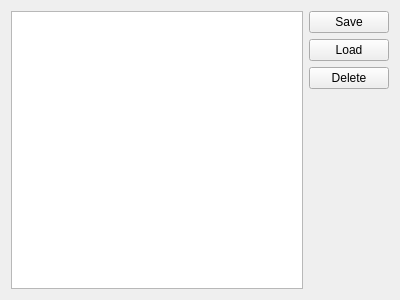
Before: the Qt Designer form src/session.ui in KDE/rekonq, drawn with Qt 5.
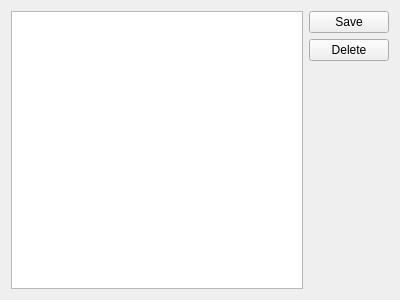
After: the same form once the commit is applied.

Commit message: Fix session dialog to have open/load as default button

```diff
--- a/src/session.ui
+++ b/src/session.ui
@@ -30,13 +30,6 @@
        </property>
       </widget>
      </item>
-     <item>
-      <widget class="QPushButton" name="loadButton">
-       <property name="text">
-        <string>Load</string>
-       </property>
-      </widget>
-     </item>
      <item>
       <widget class="QPushButton" name="deleteButton">
        <property name="text">
```
The commit also changes 3 other files.
